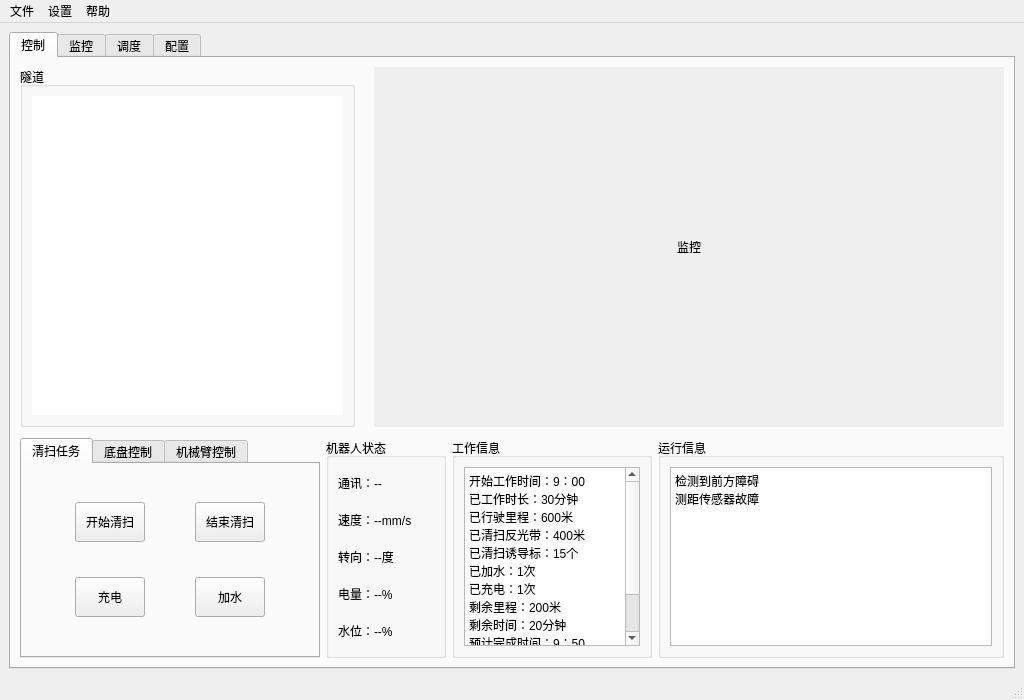
Qt form python_test/python_test/ui_main.ui (myzonexu/git_test) before a commit.
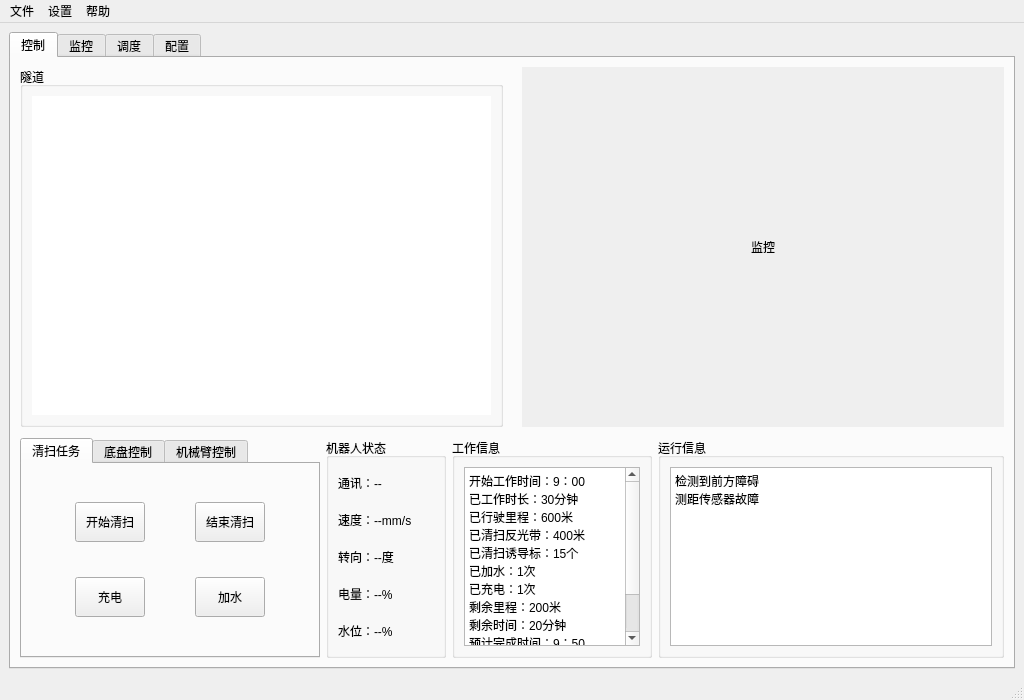
The same form after that commit.

The edit to the form file:
```diff
--- a/python_test/python_test/ui_main.ui
+++ b/python_test/python_test/ui_main.ui
@@ -109,7 +109,7 @@
                  <rect>
                   <x>0</x>
                   <y>0</y>
-                  <width>305</width>
+                  <width>458</width>
                   <height>321</height>
                  </rect>
                 </property>
@@ -145,7 +145,7 @@
             </property>
             <property name="minimumSize">
              <size>
-              <width>630</width>
+              <width>400</width>
               <height>353</height>
              </size>
             </property>
@@ -185,7 +185,7 @@
               <rect>
                <x>0</x>
                <y>0</y>
-               <width>630</width>
+               <width>477</width>
                <height>353</height>
               </rect>
              </property>
```
Left out of the diff: 2 changed lines with no effect on the pictures.
